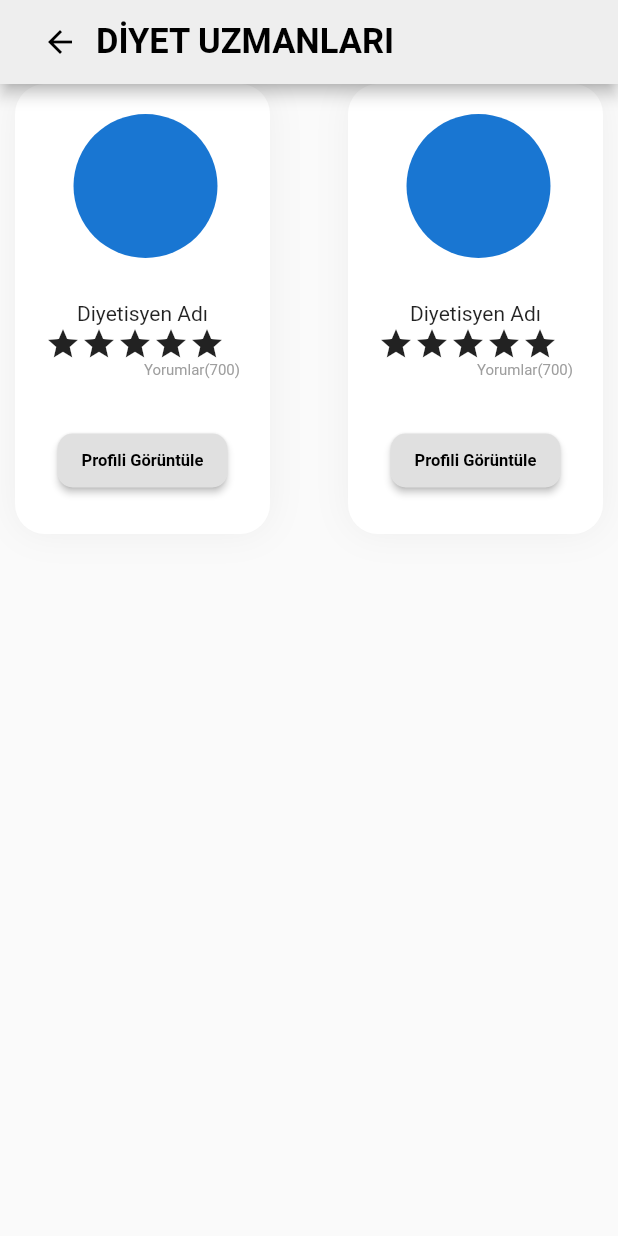
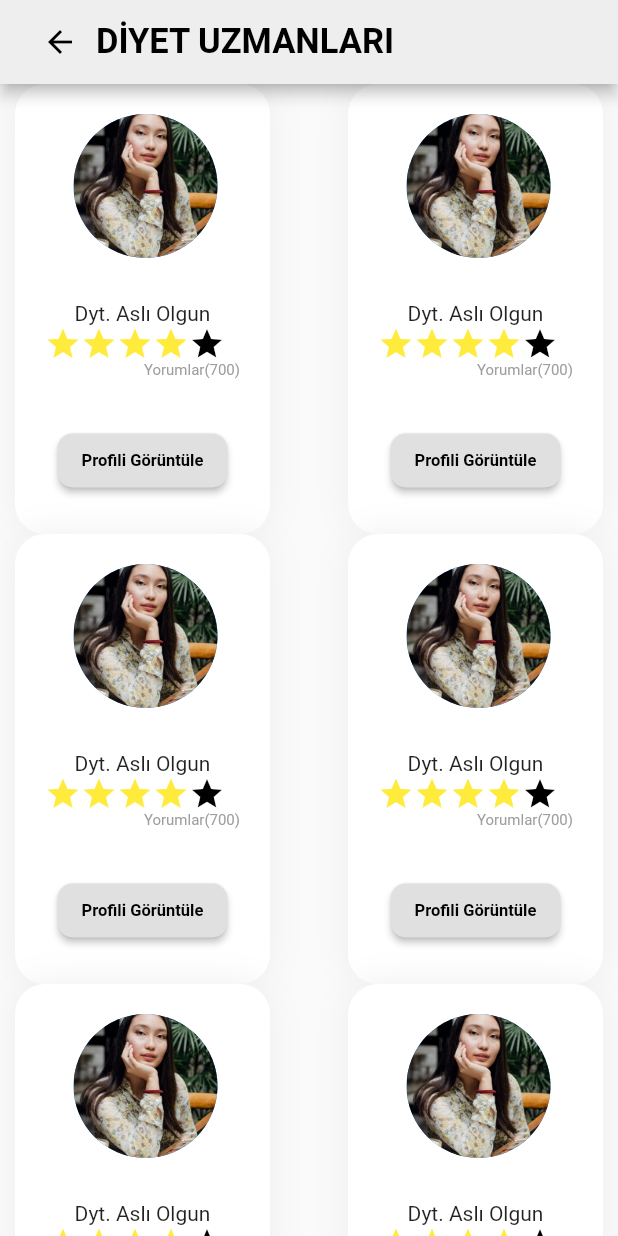
Before and after one commit to kurulerdem/karma_diyet, a Flutter app: the HomeScreen screen opened by its route, after a tap on "GÖZ AT", on a phone screen of 412 x 824 dp. Run offline on Flutter 3.47's test engine with Material 2 defaults, Android fonts, the phone set to English and light mode, and no system bars; Roboto replaces fonts that are missing (Blinker, Comfortaa).

Commit message:
diyet uzmanları widget

```diff
--- /dev/null
+++ b/lib/components/diyetuzmanlari_widget.dart
@@ -0,0 +1,182 @@
+import 'package:flutter/material.dart';
+import 'package:karmadiyet/components/style.dart';
+import 'package:karmadiyet/models/diyetisyen.dart';
+import 'package:karmadiyet/components/diyetisyen_widget.dart';
+
+Widget UzmanlarCard(Diyetisyen diyetisyen) {
+  return Row(
+    mainAxisAlignment: MainAxisAlignment.spaceBetween,
+    children: <Widget>[
+      Column(
+        children: <Widget>[
+          Container(
+            margin: EdgeInsets.only(left: 10),
+            padding: EdgeInsets.all(20),
+
+            height: 300,
+            width: 170,
+            decoration: BoxDecoration(
+              borderRadius: BorderRadius.all(Radius.circular(20)),
+              color: Colors.white,
+              boxShadow: [ BoxShadow(
+                color: Colors.grey[200],
+                blurRadius: 20.0,
+              ),
+              ],
+            ),
+            child: Column(
+              children: <Widget>[
+                Row(
+                  mainAxisAlignment: MainAxisAlignment.spaceAround,
+                  children: <Widget>[
+                    Container(
+                      margin:EdgeInsets.fromLTRB(19, 0, 10, 19),
+                      child: CircleAvatar(
+                        backgroundImage: diyetisyen.avatar,
+                        minRadius: 48.0,
+                      ),
+                    ),
+                    SizedBox(width: 5,),
+
+                  ],
+                ),
+                Container(
+                    margin: EdgeInsets.only(top: 10),
+                    child: Column(
+                      crossAxisAlignment: CrossAxisAlignment.start,
+                      children: <Widget>[
+                        Row(
+                          mainAxisAlignment: MainAxisAlignment.center,
+                          children: <Widget>[
+                            Text(diyetisyen.name),
+                          ],
+                        ),
+
+
+                      ],
+                    )
+                ),
+                Row(
+                  children: getRatings(diyetisyen),
+                ),
+                Row(
+                  mainAxisAlignment: MainAxisAlignment.end,
+                  children: <Widget>[
+                    Text('Yorumlar(700)',style: paragrafkucuk,),
+                  ],
+                ),
+                Container(
+                  margin: EdgeInsets.only(top:30),
+                  child: Row(
+                    mainAxisAlignment: MainAxisAlignment.center,
+                    children: <Widget>[
+                      RaisedButton(
+                        shape: RoundedRectangleBorder(
+                          borderRadius: new BorderRadius.circular(10.0),
+                        ),
+                        onPressed: () {
+
+                        },
+                        child: Text('Profili Görüntüle',style: ProfilGoruntu,),
+                      ),
+                    ],
+                  ),
+                ),
+              ],
+            ),
+          ),
+        ],
+      ),
+      Column(
+        children: <Widget>[
+          Container(
+            margin: EdgeInsets.only(right: 10),
+            padding: EdgeInsets.all(20),
+            height: 300,
+            width: 170,
+            decoration: BoxDecoration(
+              borderRadius: BorderRadius.all(Radius.circular(20)),
+              color: Colors.white,
+              boxShadow: [ BoxShadow(
+                color: Colors.grey[200],
+                blurRadius: 20.0,
+              ),
+              ],
+            ),
+            child: Column(
+              children: <Widget>[
+                Row(
+                  mainAxisAlignment: MainAxisAlignment.spaceAround,
+                  children: <Widget>[
+                    Container(
+                      margin:EdgeInsets.fromLTRB(19, 0, 10, 19),
+                      child: CircleAvatar(
+                        backgroundImage: diyetisyen.avatar,
+                        minRadius: 48.0,
+                      ),
+                    ),
+                    SizedBox(width: 5,),
+
+                  ],
+                ),
+                Container(
+                    margin: EdgeInsets.only(top: 10),
+                    child: Column(
+                      crossAxisAlignment: CrossAxisAlignment.start,
+                      children: <Widget>[
+                        Row(
+                          mainAxisAlignment: MainAxisAlignment.center,
+                          children: <Widget>[
+                            Text(diyetisyen.name),
+                          ],
+                        ),
+
+
+                      ],
+                    )
+                ),
+                Row(
+                  children: getRatings(diyetisyen),
+                ),
+                Row(
+                  mainAxisAlignment: MainAxisAlignment.end,
+                  children: <Widget>[
+                    Text('Yorumlar(700)',style: paragrafkucuk,),
+                  ],
+                ),
+                Container(
+                  margin: EdgeInsets.only(top:30),
+                  child: Row(
+                    mainAxisAlignment: MainAxisAlignment.center,
+                    children: <Widget>[
+                      RaisedButton(
+                        shape: RoundedRectangleBorder(
+                          borderRadius: new BorderRadius.circular(10.0),
+                        ),
+                        onPressed: () {
+
+                        },
+                        child: Text('Profili Görüntüle',style: ProfilGoruntu,),
+                      ),
+                    ],
+                  ),
+                ),
+              ],
+            ),
+          ),
+        ],
+      ),
+    ],
+  );
+}
+
+List<Widget> getDiyetisyenlerToUI() {
+  List<Diyetisyen> diyetisyenler = getDiyetisyenler();
+  List<Widget> cards = [];
+  for(Diyetisyen diyetisyen in diyetisyenler) {
+
+    cards.add(UzmanlarCard(diyetisyen));
+
+  }
+  return cards;
+}
--- a/lib/screens/diyetisyenler_screen.dart
+++ b/lib/screens/diyetisyenler_screen.dart
@@ -1,5 +1,6 @@
 import 'package:flutter/material.dart';
 import 'package:karmadiyet/components/style.dart';
+import 'package:karmadiyet/components/diyetuzmanlari_widget.dart';
 
 class DiyetisyenlerScreen extends StatefulWidget {
   static String id = 'diyetisyenler_screen';
@@ -11,6 +12,7 @@ class _DiyetisyenlerScreenState extends State<DiyetisyenlerScreen> {
   @override
   Widget build(BuildContext context) {
     return MaterialApp(
+      debugShowCheckedModeBanner: false,
       theme: ThemeData.light().copyWith(
         primaryColor: Colors.grey[200],
       ),
@@ -31,9 +33,7 @@ class _DiyetisyenlerScreenState extends State<DiyetisyenlerScreen> {
           scrollDirection: Axis.vertical,
           child: Container(
            child: Column(
-             children: <Widget>[
-               UzmanlarCard(),
-             ],
+             children: getDiyetisyenlerToUI(),
            ),
           ),
         ),
@@ -41,180 +41,3 @@ class _DiyetisyenlerScreenState extends State<DiyetisyenlerScreen> {
     );
   }
 }
-
-Widget UzmanlarCard() {
-  return Row(
-    mainAxisAlignment: MainAxisAlignment.spaceBetween,
-    children: <Widget>[
-      Column(
-        children: <Widget>[
-          Container(
-            margin: EdgeInsets.only(left: 10),
-            padding: EdgeInsets.all(20),
-
-            height: 300,
-            width: 170,
-            decoration: BoxDecoration(
-              borderRadius: BorderRadius.all(Radius.circular(20)),
-              color: Colors.white,
-              boxShadow: [ BoxShadow(
-                color: Colors.grey[200],
-                blurRadius: 20.0,
-              ),
-              ],
-            ),
-            child: Column(
-              children: <Widget>[
-                Row(
-                  mainAxisAlignment: MainAxisAlignment.spaceAround,
-                  children: <Widget>[
-                    Container(
-                      margin:EdgeInsets.fromLTRB(19, 0, 10, 19),
-                      child: CircleAvatar(
-                        minRadius: 48.0,
-                      ),
-                    ),
-                    SizedBox(width: 5,),
-
-                  ],
-                ),
-                Container(
-                    margin: EdgeInsets.only(top: 10),
-                    child: Column(
-                      crossAxisAlignment: CrossAxisAlignment.start,
-                      children: <Widget>[
-                        Row(
-                          mainAxisAlignment: MainAxisAlignment.center,
-                          children: <Widget>[
-                            Text('Diyetisyen Adı'),
-                          ],
-                        ),
-
-
-                      ],
-                    )
-                ),
-                Row(
-                  children: <Widget>[
-                    Icon(Icons.star),
-                    Icon(Icons.star),
-                    Icon(Icons.star),
-                    Icon(Icons.star),
-                    Icon(Icons.star),
-                  ],
-                ),
-                Row(
-                  mainAxisAlignment: MainAxisAlignment.end,
-                  children: <Widget>[
-                    Text('Yorumlar(700)',style: paragrafkucuk,),
-                  ],
-                ),
-                Container(
-                  margin: EdgeInsets.only(top:30),
-                  child: Row(
-                    mainAxisAlignment: MainAxisAlignment.center,
-                    children: <Widget>[
-                      RaisedButton(
-                      shape: RoundedRectangleBorder(
-                      borderRadius: new BorderRadius.circular(10.0),
-                      ),
-                        onPressed: () {
-
-                        },
-                        child: Text('Profili Görüntüle',style: ProfilGoruntu,),
-                      ),
-                    ],
-                  ),
-                ),
-              ],
-            ),
-          ),
-        ],
-      ),
-      Column(
-        children: <Widget>[
-          Container(
-            margin: EdgeInsets.only(right: 10),
-            padding: EdgeInsets.all(20),
-            height: 300,
-            width: 170,
-            decoration: BoxDecoration(
-              borderRadius: BorderRadius.all(Radius.circular(20)),
-              color: Colors.white,
-              boxShadow: [ BoxShadow(
-                color: Colors.grey[200],
-                blurRadius: 20.0,
-              ),
-              ],
-            ),
-            child: Column(
-              children: <Widget>[
-                Row(
-                  mainAxisAlignment: MainAxisAlignment.spaceAround,
-                  children: <Widget>[
-                    Container(
-                      margin:EdgeInsets.fromLTRB(19, 0, 10, 19),
-                      child: CircleAvatar(
-                        minRadius: 48.0,
-                      ),
-                    ),
-                    SizedBox(width: 5,),
-
-                  ],
-                ),
-                Container(
-                    margin: EdgeInsets.only(top: 10),
-                    child: Column(
-                      crossAxisAlignment: CrossAxisAlignment.start,
-                      children: <Widget>[
-                        Row(
-                          mainAxisAlignment: MainAxisAlignment.center,
-                          children: <Widget>[
-                            Text('Diyetisyen Adı'),
-                          ],
-                        ),
-
-
-                      ],
-                    )
-                ),
-                Row(
-                  children: <Widget>[
-                    Icon(Icons.star),
-                    Icon(Icons.star),
-                    Icon(Icons.star),
-                    Icon(Icons.star),
-                    Icon(Icons.star),
-                  ],
-                ),
-                Row(
-                  mainAxisAlignment: MainAxisAlignment.end,
-                  children: <Widget>[
-                    Text('Yorumlar(700)',style: paragrafkucuk,),
-                  ],
-                ),
-                Container(
-                  margin: EdgeInsets.only(top:30),
-                  child: Row(
-                    mainAxisAlignment: MainAxisAlignment.center,
-                    children: <Widget>[
-                      RaisedButton(
-                        shape: RoundedRectangleBorder(
-                          borderRadius: new BorderRadius.circular(10.0),
-                        ),
-                        onPressed: () {
-
-                        },
-                        child: Text('Profili Görüntüle',style: ProfilGoruntu,),
-                      ),
-                    ],
-                  ),
-                ),
-              ],
-            ),
-          ),
-        ],
-      ),
-    ],
-  );
-}
```
Also changed, not shown: 8 other files.
